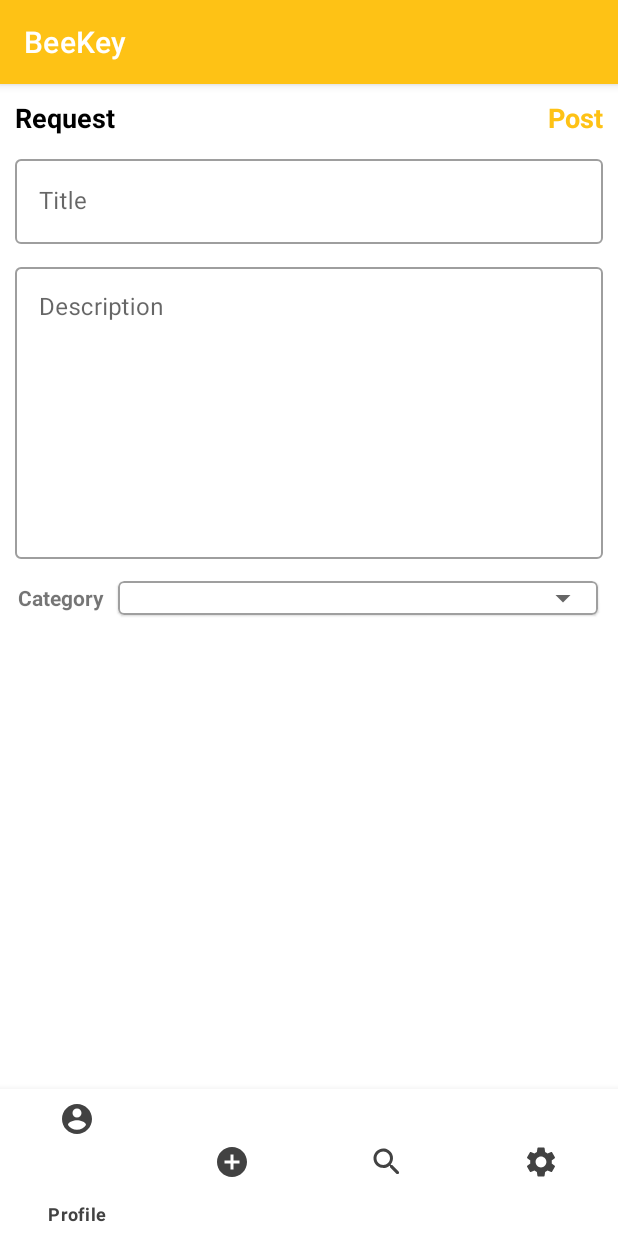
After one commit to phuc16102001/beekey, an Android app: the fragment PostTaskFragment placed in its activity, on a phone screen of 412 x 824 dp. The commit adds this screen. Run offline under Robolectric (Android 15) with nearby library versions, the phone set to English and light mode, and no system bars.

Commit message:
just be4 going to bed

```diff
--- a/src/App/app/src/main/java/com/btree/beekey/Controller/Activity/MainActivity.kt
+++ b/src/App/app/src/main/java/com/btree/beekey/Controller/Activity/MainActivity.kt
@@ -4,6 +4,7 @@ import SettingFragment
 import android.os.Bundle
 import androidx.appcompat.app.AppCompatActivity
 import androidx.fragment.app.Fragment
+import com.btree.beekey.Controller.Fragment.PostTaskFragment
 import com.btree.beekey.R
 import com.google.android.material.bottomnavigation.BottomNavigationView
 
@@ -14,6 +15,7 @@ class MainActivity : AppCompatActivity() {
 
         val settingFragment=SettingFragment()
         val profileFragment=ProfileFragment()
+        val postFragment= PostTaskFragment()
 
         setCurrentFragment(profileFragment)
         val bottomBar: BottomNavigationView = findViewById(R.id.bottom_bar)
@@ -21,10 +23,10 @@ class MainActivity : AppCompatActivity() {
             when(it.itemId){
                 R.id.menu_setting->setCurrentFragment(settingFragment)
                 R.id.menu_profile->setCurrentFragment(profileFragment)
+                R.id.menu_post->setCurrentFragment(postFragment)
             }
             true
         }
-
     }
 
     private fun setCurrentFragment(fragment: Fragment)=
--- /dev/null
+++ b/src/App/app/src/main/java/com/btree/beekey/Controller/Fragment/PostTaskFragment.kt
@@ -0,0 +1,39 @@
+package com.btree.beekey.Controller.Fragment
+
+import android.os.Bundle
+import android.util.Log
+import androidx.fragment.app.Fragment
+import android.view.LayoutInflater
+import android.view.View
+import android.view.ViewGroup
+import com.btree.beekey.Controller.Adapter.Feedback
+import com.btree.beekey.Controller.Adapter.FeedbackAdapter
+import com.btree.beekey.R
+import com.btree.beekey.databinding.FragmentPostTaskBinding
+import com.btree.beekey.databinding.FragmentProfileBinding
+
+class PostTaskFragment:Fragment(R.layout.fragment_post_task){
+
+    private var _binding: FragmentPostTaskBinding? = null
+
+    // This property is only valid between onCreateView and
+    // onDestroyView.
+    private val binding get() = _binding!!
+
+    override fun onCreateView(
+        inflater: LayoutInflater,
+        container: ViewGroup?,
+        savedInstanceState: Bundle?
+    ): View? {
+        _binding = FragmentPostTaskBinding.inflate(inflater, container, false)
+        return binding.root
+    }
+
+    override fun onDestroyView() {
+        super.onDestroyView()
+        _binding = null
+    }
+
+    override fun onViewCreated(view: View, savedInstanceState: Bundle?) {
+    }
+}
--- a/src/App/app/src/main/java/com/btree/beekey/Controller/Fragment/SettingFragment.kt
+++ b/src/App/app/src/main/java/com/btree/beekey/Controller/Fragment/SettingFragment.kt
@@ -39,8 +39,8 @@ class SettingFragment:Fragment(R.layout.fragment_setting) {
     }
 
     override fun onViewCreated(view: View, savedInstanceState: Bundle?) {
-        val personalSetting=binding.personalSetting
-        val changePassword=binding.passwordSetting
+        val personalSetting=binding.layoutSettingPersonal
+        val changePassword=binding.layoutSettingPassword
         val logoutButton=binding.logoutButton
 
         personalSetting.setOnClickListener {
--- /dev/null
+++ b/src/App/app/src/main/res/layout/fragment_post_task.xml
@@ -0,0 +1,96 @@
+<?xml version="1.0" encoding="utf-8"?>
+<LinearLayout xmlns:android="http://schemas.android.com/apk/res/android"
+    xmlns:tools="http://schemas.android.com/tools"
+    android:layout_width="match_parent"
+    android:layout_height="match_parent"
+    xmlns:app="http://schemas.android.com/apk/res-auto"
+    android:padding="10dp"
+    tools:context=".Controller.Fragment.PostTaskFragment"
+    android:orientation="vertical">
+
+    <RelativeLayout
+        android:layout_width="match_parent"
+        android:layout_height="wrap_content"
+        android:orientation="horizontal">
+
+        <TextView
+            android:id="@+id/txtRequest"
+            android:layout_width="wrap_content"
+            android:layout_height="wrap_content"
+            android:fontFamily="sans-serif"
+            android:text="Request"
+            android:textColor="@color/black"
+            android:textSize="18sp"
+            android:textStyle="bold"/>
+
+        <TextView
+            android:layout_alignParentRight="true"
+            android:layout_width="wrap_content"
+            android:layout_height="wrap_content"
+            android:fontFamily="sans-serif"
+            android:text="Post"
+            android:textColor="@color/beeyellow"
+            android:textSize="18sp"
+            android:textStyle="bold"
+            android:clickable="true"
+            android:focusable="true"
+            />
+    </RelativeLayout>
+
+    <com.google.android.material.textfield.TextInputLayout
+        android:layout_width="match_parent"
+        android:layout_height="wrap_content"
+        style="@style/Widget.MaterialComponents.TextInputLayout.OutlinedBox"
+        android:hint="Title"
+        android:layout_marginTop="10dp">
+
+        <com.google.android.material.textfield.TextInputEditText
+            android:layout_width="match_parent"
+            android:layout_height="wrap_content"
+            android:maxLength="20" />
+
+    </com.google.android.material.textfield.TextInputLayout>
+    <com.google.android.material.textfield.TextInputLayout
+        android:layout_width="match_parent"
+        android:layout_height="200dp"
+        style="@style/Widget.MaterialComponents.TextInputLayout.OutlinedBox"
+        android:layout_marginTop="10dp">
+
+        <com.google.android.material.textfield.TextInputEditText
+            android:hint="Description"
+            android:layout_width="match_parent"
+            android:layout_height="match_parent"
+            android:gravity="top"
+            android:maxLength="500"/>
+    </com.google.android.material.textfield.TextInputLayout>
+
+    <LinearLayout
+        android:layout_width="match_parent"
+        android:layout_height="wrap_content"
+        android:layout_marginTop="10dp"
+        android:orientation="horizontal">
+        <TextView
+            android:layout_width="wrap_content"
+            android:layout_height="match_parent"
+            android:text="Category"
+            android:layout_marginStart="2dp"
+            android:textStyle="bold"
+            android:gravity="center_vertical"/>
+
+        <com.google.android.material.card.MaterialCardView
+            android:layout_width="match_parent"
+            android:layout_marginStart="5dp"
+            android:layout_height="wrap_content"
+            app:cardUseCompatPadding="true"
+            app:strokeColor="#60000000"
+            app:strokeWidth="1dp">
+
+            <Spinner
+                android:id="@+id/spinner_employee"
+                android:layout_width="match_parent"
+                android:layout_height="wrap_content"/>
+        </com.google.android.material.card.MaterialCardView>
+    </LinearLayout>
+
+
+</LinearLayout>
--- a/src/App/app/src/main/res/layout/fragment_setting.xml
+++ b/src/App/app/src/main/res/layout/fragment_setting.xml
@@ -20,11 +20,10 @@
                 android:layout_width="wrap_content"
                 android:layout_height="wrap_content"
                 android:layout_marginStart="0dp"
-                android:layout_marginTop="15dp"
                 android:fontFamily="sans-serif"
                 android:text="@string/settings"
                 android:textColor="@color/black"
-                android:textSize="30sp"
+                android:textSize="24sp"
                 android:textStyle="bold" />
 
             <ImageView
```
Also changed, not shown: src/App/app/src/main/res/drawable/ic_arrow_drop_down.xml (added, +10 -0 lines), src/App/app/src/main/res/drawable/ic_baseline_arrow_drop_down_24.xml (added, +10 -0 lines), src/App/app/src/main/res/drawable/spinner_background.xml (added, +26 -0 lines).
